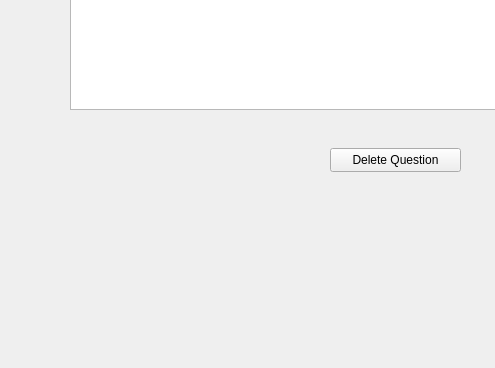
vanshgupta29100/Quiz-Application-CPP-Qt, file forms/viewquestions.ui: the form before one commit; both pictures show x 0 to 495 and y 232 to 600 of the 800 by 600 pixel window.
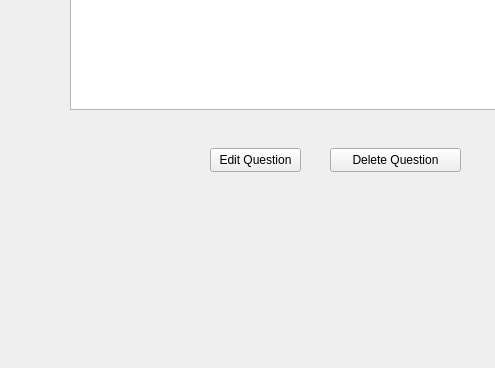
The form after the commit.

Patch:
```diff
--- a/forms/viewquestions.ui
+++ b/forms/viewquestions.ui
@@ -91,6 +91,19 @@
      <string>Delete Question</string>
     </property>
    </widget>
+   <widget class="QPushButton" name="editButton">
+    <property name="geometry">
+     <rect>
+      <x>210</x>
+      <y>380</y>
+      <width>91</width>
+      <height>24</height>
+     </rect>
+    </property>
+    <property name="text">
+     <string>Edit Question</string>
+    </property>
+   </widget>
   </widget>
   <widget class="QMenuBar" name="menubar">
    <property name="geometry">
```
